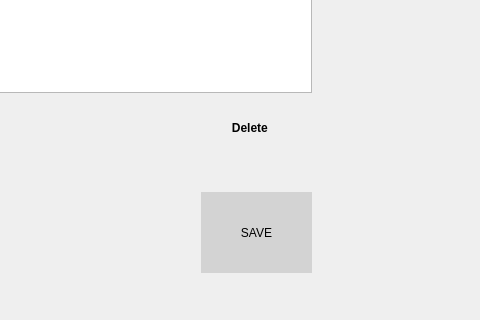
Qt form uis/purchase_proforma_form.ui (andrei219/euromedia) before a commit; both pictures show x 829 to 1309 and y 558 to 878 of the 1309 by 878 pixel window.
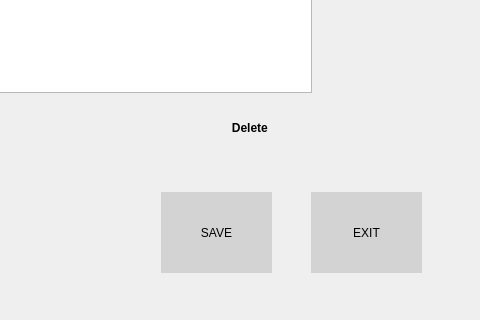
The same form after that commit. Icons and pictures are not drawn.

Patch:
```diff
--- a/uis/purchase_proforma_form.ui
+++ b/uis/purchase_proforma_form.ui
@@ -17,6 +17,9 @@
    <iconset resource="../app/icons.qrc">
     <normaloff>:/proformas</normaloff>:/proformas</iconset>
   </property>
+  <property name="layoutDirection">
+   <enum>Qt::LeftToRight</enum>
+  </property>
   <property name="styleSheet">
    <string notr="true"/>
   </property>
@@ -88,7 +91,7 @@
   <widget class="QToolButton" name="save_button">
    <property name="geometry">
     <rect>
-     <x>1030</x>
+     <x>990</x>
      <y>750</y>
      <width>111</width>
      <height>81</height>
@@ -1420,6 +1423,38 @@
     <bool>true</bool>
    </property>
   </widget>
+  <widget class="QToolButton" name="save_button_2">
+   <property name="geometry">
+    <rect>
+     <x>1140</x>
+     <y>750</y>
+     <width>111</width>
+     <height>81</height>
+    </rect>
+   </property>
+   <property name="styleSheet">
+    <string notr="true">background:lightgray; </string>
+   </property>
+   <property name="text">
+    <string>EXIT</string>
+   </property>
+   <property name="icon">
+    <iconset resource="../app/icons.qrc">
+     <normaloff>:/exit</normaloff>:/exit</iconset>
+   </property>
+   <property name="iconSize">
+    <size>
+     <width>24</width>
+     <height>24</height>
+    </size>
+   </property>
+   <property name="toolButtonStyle">
+    <enum>Qt::ToolButtonTextUnderIcon</enum>
+   </property>
+   <property name="autoRaise">
+    <bool>true</bool>
+   </property>
+  </widget>
  </widget>
  <tabstops>
   <tabstop>description_line_edit</tabstop>
```
Left out of the diff: 22 changed lines with no effect on the pictures.
